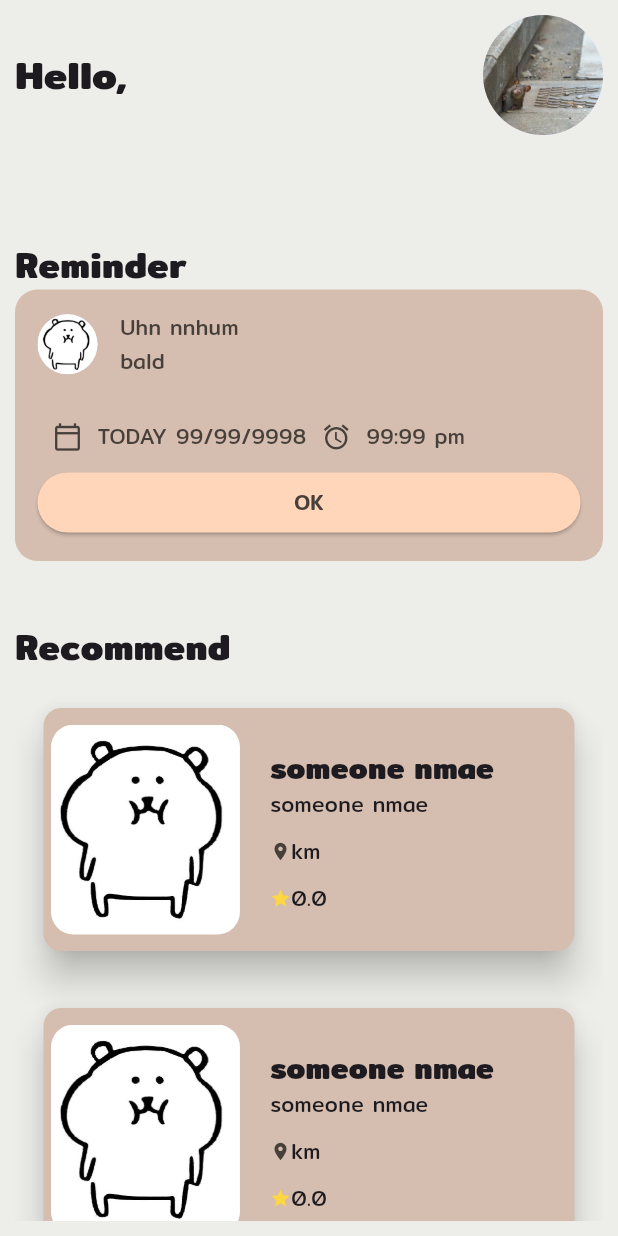
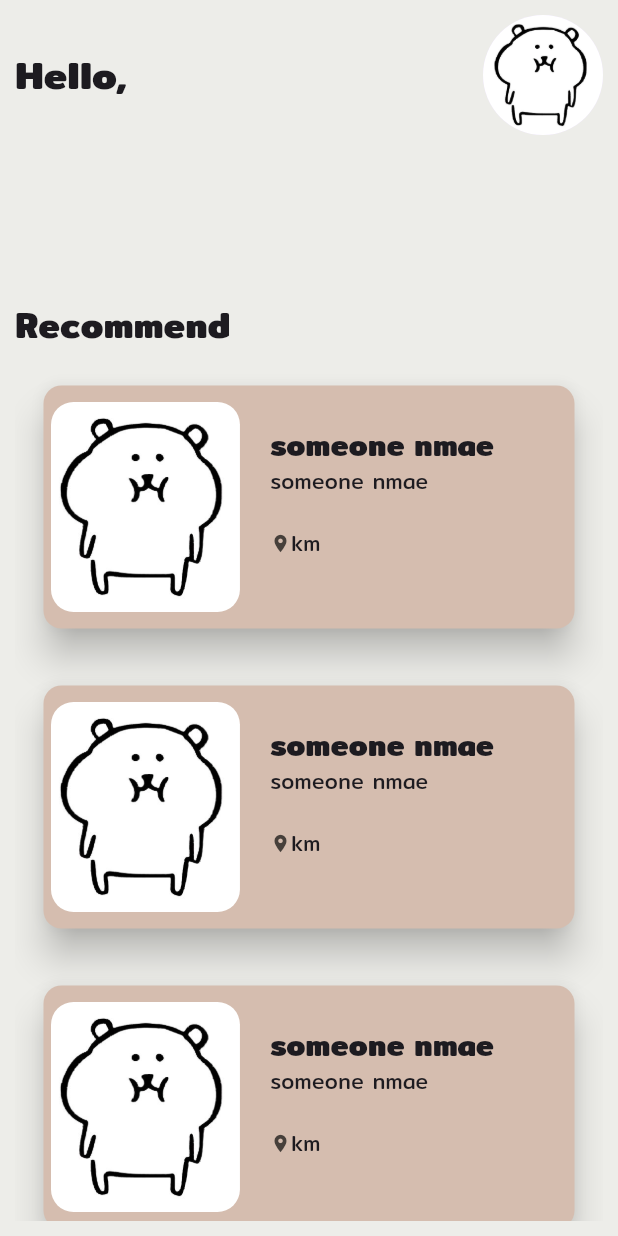
Before and after one commit to fishcantcode/am, a Flutter app: the HomePage screen opened directly, on a phone screen of 412 x 824 dp. Run offline on Flutter 3.47's test engine with Material 3 defaults, Android fonts, the phone set to English and light mode, and no system bars; our stand-ins replace cloud_firestore, firebase_auth, firebase_core, firebase_storage, font_awesome_flutter, get and 4 more; accounts and stored records are empty.

```diff
--- a/lib/views/reminder_card.dart
+++ /dev/null
@@ -1,118 +0,0 @@
-import 'package:aaaaa/utils/colors.dart';
-import 'package:flutter/material.dart';
-
-class ReminderCard extends StatefulWidget {
-  const ReminderCard({super.key});
-
-  @override
-  State<ReminderCard> createState() => _ReminderCardState();
-}
-
-class _ReminderCardState extends State<ReminderCard> {
-  @override
-  Widget build(BuildContext context) {
-    return Container(
-      width: double.infinity,
-      decoration: BoxDecoration(
-        color: UtilColors.pColor,
-        borderRadius: BorderRadius.circular(15),
-      ),
-      child: Material(
-        color: Colors.transparent,
-        child: Padding(
-          padding: const EdgeInsets.all(15),
-          child: Column(
-            children: <Widget>[
-              const Row(
-                children: [
-                  const CircleAvatar(
-                    backgroundImage: AssetImage('assets/img/help.jpg'),
-                  ),
-                  const SizedBox(width: 15),
-                  Column(
-                    mainAxisAlignment: MainAxisAlignment.center,
-                    crossAxisAlignment: CrossAxisAlignment.start,
-                    children: <Widget>[
-                      Text(
-                        'Uhn nnhum',
-                        style: TextStyle(color: UtilColors.tColor),
-                      ),
-                      SizedBox(height: 3),
-                      Text(
-                        'bald',
-                        style: TextStyle(color: UtilColors.tColor),
-                      ),
-                    ],
-                  ),
-                ],
-              ),
-              const SizedBox(height: 20),
-              const TimeCard(),
-              Container(
-                width: 400,
-                child: ElevatedButton(
-                  onPressed: () {},
-                  style: ElevatedButton.styleFrom(
-                    backgroundColor: UtilColors.mColor,
-                  ),
-                  child: const Text('OK',
-                      style: TextStyle(color: UtilColors.tColor)),
-                ),
-              ),
-            ],
-          ),
-        ),
-      ),
-    );
-  }
-}
-
-class TimeCard extends StatelessWidget {
-  const TimeCard({super.key});
-
-  @override
-  Widget build(BuildContext context) {
-    return Container(
-      decoration: BoxDecoration(
-        color: UtilColors.pColor,
-        borderRadius: BorderRadius.circular(5),
-      ),
-      width: double.infinity,
-      padding: const EdgeInsets.all(10),
-      child: Row(
-        crossAxisAlignment: CrossAxisAlignment.center,
-        children: const <Widget>[
-          Icon(
-            Icons.calendar_today_outlined,
-            color: UtilColors.tColor,
-            size: 20,
-          ),
-          SizedBox(
-            width: 10,
-          ),
-          Text(
-            'TODAY 99/99/9998',
-            style: TextStyle(color: UtilColors.tColor),
-          ),
-          SizedBox(
-            width: 10,
-          ),
-          Icon(
-            Icons.alarm,
-            color: UtilColors.tColor,
-            size: 20,
-          ),
-          SizedBox(
-            width: 10,
-          ),
-          Flexible(
-            child: Text(
-              '99:99 pm',
-              style: TextStyle(color: UtilColors.tColor),
-            ),
-          ),
-        ],
-      ),
-    );
-  }
-}
--- a/lib/views/shop_card.dart
+++ b/lib/views/shop_card.dart
@@ -66,17 +66,6 @@ class ShopCard extends StatelessWidget {
                         ],
                       ),
                       Spacer(),
-                      Row(
-                        mainAxisAlignment: MainAxisAlignment.start,
-                        children: <Widget>[
-                          Icon(
-                            Icons.star,
-                            color: Colors.amberAccent,
-                            size: 14,
-                          ),
-                          Text('0.0'),
-                        ],
-                      ),
                     ],
                   ),
                 ),
--- a/lib/widget/home_page.dart
+++ b/lib/widget/home_page.dart
@@ -1,4 +1,4 @@
-import 'package:aaaaa/views/reminder_card.dart';
+import 'package:aaaaa/views/addshop_card.dart';
 import 'package:aaaaa/views/shop_card.dart';
 import 'package:cloud_firestore/cloud_firestore.dart';
 import 'package:firebase_auth/firebase_auth.dart';
@@ -53,7 +53,7 @@ class _HomePageState extends State<HomePage> {
                   SizedBox(
                     child: CircleAvatar(
                       radius: 40,
-                      backgroundImage: AssetImage('assets/img/icon.jpg'),
+                      backgroundImage: AssetImage('assets/img/help.jpg'),
                     ),
                   ),
                 ],
@@ -70,14 +70,6 @@ class _HomePageState extends State<HomePage> {
               SizedBox(
                 height: 40,
               ),
-              const Text(
-                'Reminder',
-                style: TextStyle(
-                  fontSize: 24,
-                  fontWeight: FontWeight.w600,
-                ),
-              ),
-              ReminderCard(),
               SizedBox(
                 height: 40,
               ),
--- a/pubspec.yaml
+++ b/pubspec.yaml
@@ -44,6 +44,10 @@ dependencies:
   firebase_storage: ^12.4.1
   cloud_firestore: ^5.6.2
   get: ^4.6.6
+  image_picker: ^1.1.2
+  uuid: ^4.5.1
+  geolocator: ^13.0.2
+  geocoding: ^3.0.0
 
 dev_dependencies:
   flutter_test:
```
Also changed, not shown: lib/utils/shop_model.dart (added, +36 -0 lines), lib/views/addshop_card.dart (added, +115 -0 lines), lib/widget/profile_page.dart (+111 -2 lines), pubspec.lock.
